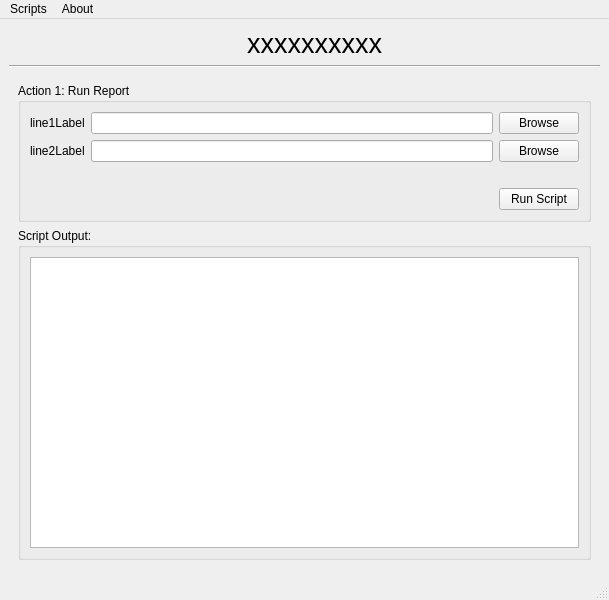
First picture: the form in assets/ui/pyqt5_ui.ui, repository martokk/workflow_manager, before the edit.
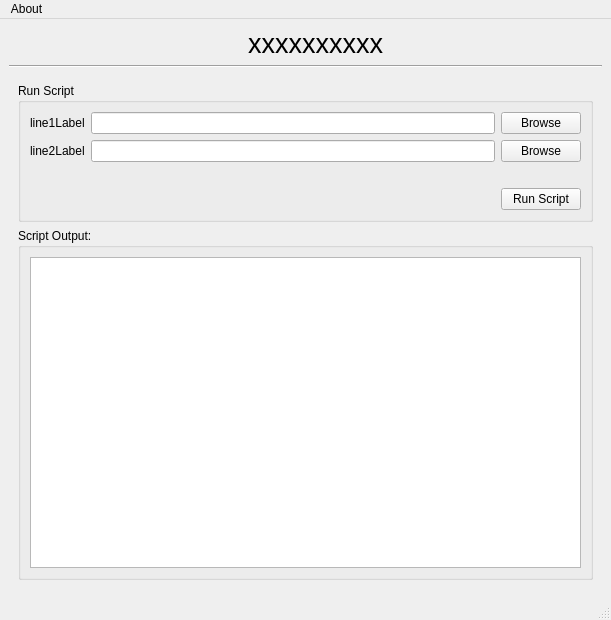
Second picture: the form after the edit. Icons and pictures are not drawn.

```diff
--- a/assets/ui/pyqt5_ui.ui
+++ b/assets/ui/pyqt5_ui.ui
@@ -6,8 +6,8 @@
    <rect>
     <x>0</x>
     <y>0</y>
-    <width>609</width>
-    <height>600</height>
+    <width>611</width>
+    <height>620</height>
    </rect>
   </property>
   <property name="windowTitle">
@@ -122,7 +122,7 @@
        <item>
         <widget class="QGroupBox" name="scriptAction">
          <property name="title">
-          <string>Action 1: Run Report</string>
+          <string>Run Script</string>
          </property>
          <layout class="QVBoxLayout" name="verticalLayout_5">
           <item>
@@ -216,9 +216,9 @@
          <property name="title">
           <string>Script Output:</string>
          </property>
-         <layout class="QVBoxLayout" name="verticalLayout_3">
+         <layout class="QHBoxLayout" name="horizontalLayout">
           <item>
-           <widget class="QPlainTextEdit" name="actionPlainTextEdit"/>
+           <widget class="QPlainTextEdit" name="script_output_text_edit"/>
           </item>
          </layout>
         </widget>
@@ -233,26 +233,18 @@
     <rect>
      <x>0</x>
      <y>0</y>
-     <width>609</width>
+     <width>611</width>
      <height>19</height>
     </rect>
    </property>
-   <widget class="QMenu" name="menuScripts">
-    <property name="title">
-     <string>Scripts</string>
-    </property>
-    <addaction name="actionMain"/>
-    <addaction name="separator"/>
-   </widget>
-   <widget class="QMenu" name="menuAbout">
+   <widget class="QMenu" name="about_menu">
     <property name="title">
      <string>About</string>
     </property>
     <addaction name="actionAbout"/>
     <addaction name="actionCustom"/>
    </widget>
-   <addaction name="menuScripts"/>
-   <addaction name="menuAbout"/>
+   <addaction name="about_menu"/>
   </widget>
   <widget class="QStatusBar" name="statusbar"/>
   <action name="actionMain">
```
Left out of the diff: 41 changed lines with no effect on the pictures.
